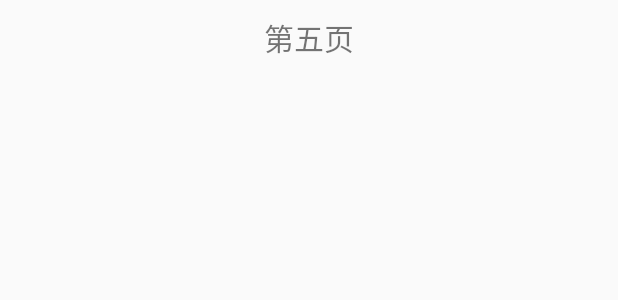
After one commit to ljxx/functiondemo, an Android app: the layout fragment_five_tab.xml on its own in the app's theme, with its tools: preview values and no code run, on a phone screen of 412 x 824 dp. The commit adds this screen. Shown: the top 300 px of the screen. Run offline under Robolectric (Android 15) with nearby library versions, the phone set to English and light mode, and no system bars.

Commit message:
进一步优化SlidingTab

```diff
--- /dev/null
+++ b/app/src/main/res/color/custom_tab.xml
@@ -0,0 +1,5 @@
+<?xml version="1.0" encoding="utf-8"?>
+<selector xmlns:android="http://schemas.android.com/apk/res/android">
+  <item android:color="@color/text_enabled" android:state_selected="true"/>
+  <item android:color="@color/text_disabled" android:state_selected="false"/>
+</selector>
--- a/app/src/main/res/layout/activity_sliding_tab.xml
+++ b/app/src/main/res/layout/activity_sliding_tab.xml
@@ -9,13 +9,12 @@
         android:id="@+id/viewpagertab"
         android:layout_width="match_parent"
         android:layout_height="50sp"
-        app:stl_defaultTabTextColor="@color/white"
-        app:stl_defaultTabTextHorizontalPadding="24dp"
+        app:stl_customTabTextLayoutId="@layout/custom_tab"
         app:stl_indicatorColor="#40C4FF"
         app:stl_indicatorInterpolation="linear"
         app:stl_indicatorThickness="3dp"
+        app:stl_underlineThickness="1dp"
         app:stl_titleOffset="auto_center"
-        app:stl_underlineThickness="1dp"
         />
 
     <android.support.v4.view.ViewPager
--- /dev/null
+++ b/app/src/main/res/layout/fragment_five_tab.xml
@@ -0,0 +1,18 @@
+<?xml version="1.0" encoding="utf-8"?>
+<LinearLayout xmlns:android="http://schemas.android.com/apk/res/android"
+    xmlns:tools="http://schemas.android.com/tools"
+    android:layout_width="match_parent"
+    android:layout_height="match_parent"
+    android:orientation="vertical"
+    tools:context="www.function.com.functiondemo.ui.function.slidingtab.SlidingTabActivity">
+
+    <TextView
+        android:layout_width="match_parent"
+        android:layout_height="wrap_content"
+        android:text="第五页"
+        android:padding="@dimen/px10"
+        android:textSize="20sp"
+        android:gravity="center"
+        />
+
+</LinearLayout>
--- a/app/src/main/res/values/colors.xml
+++ b/app/src/main/res/values/colors.xml
@@ -42,4 +42,7 @@
     <color name="blue">#0091FF</color>
     <color name="devide_line">#CBCED2</color>
     <color name="tab_gray">#82858b</color>
+
+    <color name="text_enabled">#40C4FF</color>
+    <color name="text_disabled">#666666</color>
 </resources>
```
Also changed, not shown: app/src/main/java/www/function/com/functiondemo/ui/function/slidingtab/SlidingTabActivity.java (+7 -1 lines), app/src/main/java/www/function/com/functiondemo/ui/function/slidingtab/fragment/FiveFragment.java (added, +24 -0 lines), app/src/main/java/www/function/com/functiondemo/ui/function/slidingtab/fragment/FourFragment.java (added, +24 -0 lines), app/src/main/java/www/function/com/functiondemo/ui/function/slidingtab/fragment/SixFragment.java (added, +24 -0 lines), app/src/main/res/layout/custom_tab.xml (added, +15 -0 lines), app/src/main/res/layout/fragment_four_tab.xml (added, +18 -0 lines), app/src/main/res/layout/fragment_six_tab.xml (added, +18 -0 lines).
